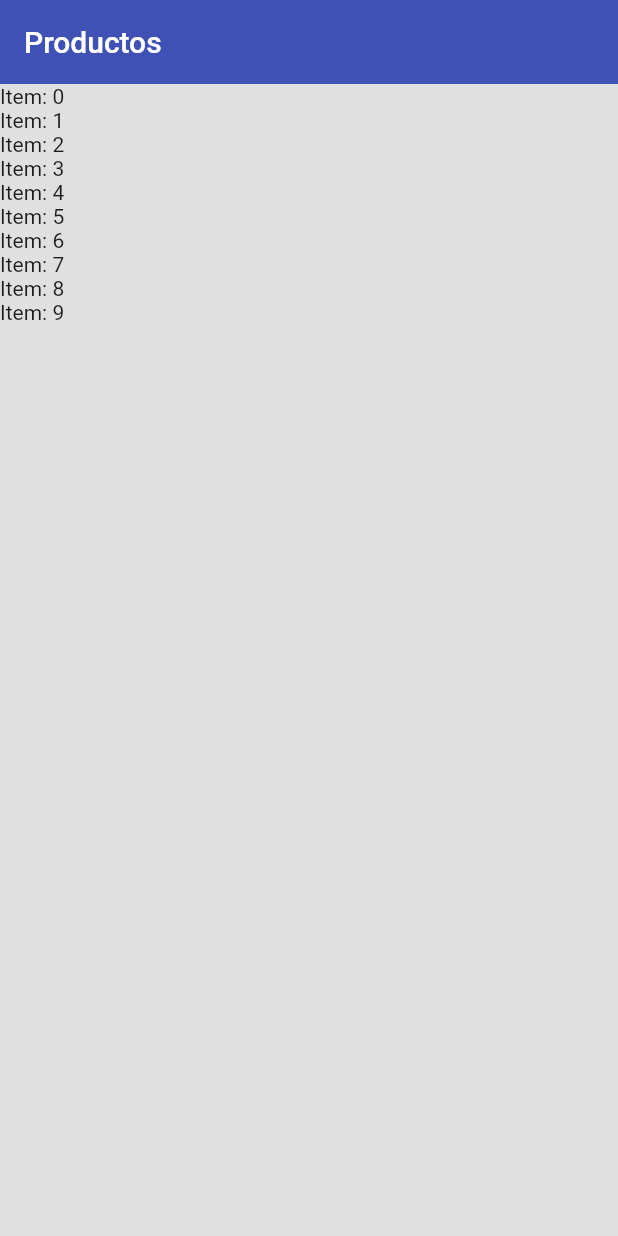
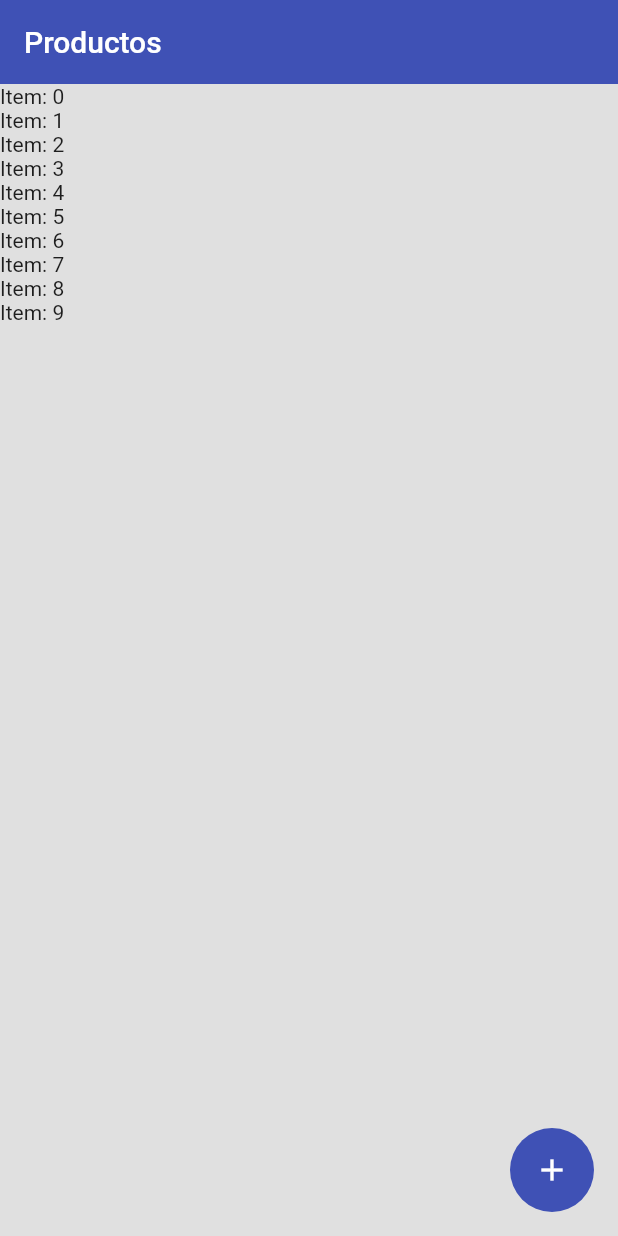
Before and after one commit to emi505inos/productos_app, a Flutter app: the screen it shows after launch, on a phone screen of 412 x 824 dp. Run offline on Flutter 3.47's test engine with Material 2 defaults, Android fonts, the phone set to English and light mode, and no system bars.

Commit message:
modified:   lib/main.dart 	modified:   lib/screens/home_screen.dart 	new file:   lib/widgets/product_card.dart

```diff
--- a/lib/main.dart
+++ b/lib/main.dart
@@ -19,6 +19,10 @@ class MyApp extends StatelessWidget{
         appBarTheme: AppBarTheme(
           elevation: 0,
           color: Colors.indigo
+        ),
+        floatingActionButtonTheme: FloatingActionButtonThemeData(
+          elevation: 0,
+          backgroundColor: Colors.indigo
         )
       ),
       );
--- a/lib/screens/home_screen.dart
+++ b/lib/screens/home_screen.dart
@@ -10,7 +10,12 @@ class HomeScreen extends StatelessWidget{
       body: ListView.builder(
         itemCount: 10,
         itemBuilder: (BuildContext context, int index) => Text('Item: $index')
-      )
+      ),
+      floatingActionButton: FloatingActionButton(
+        child: Icon(Icons.add),
+        onPressed: () {
+
+      },),
 
     );
   }
```
Also changed, not shown: lib/widgets/product_card.dart (added, +11 -0 lines).
